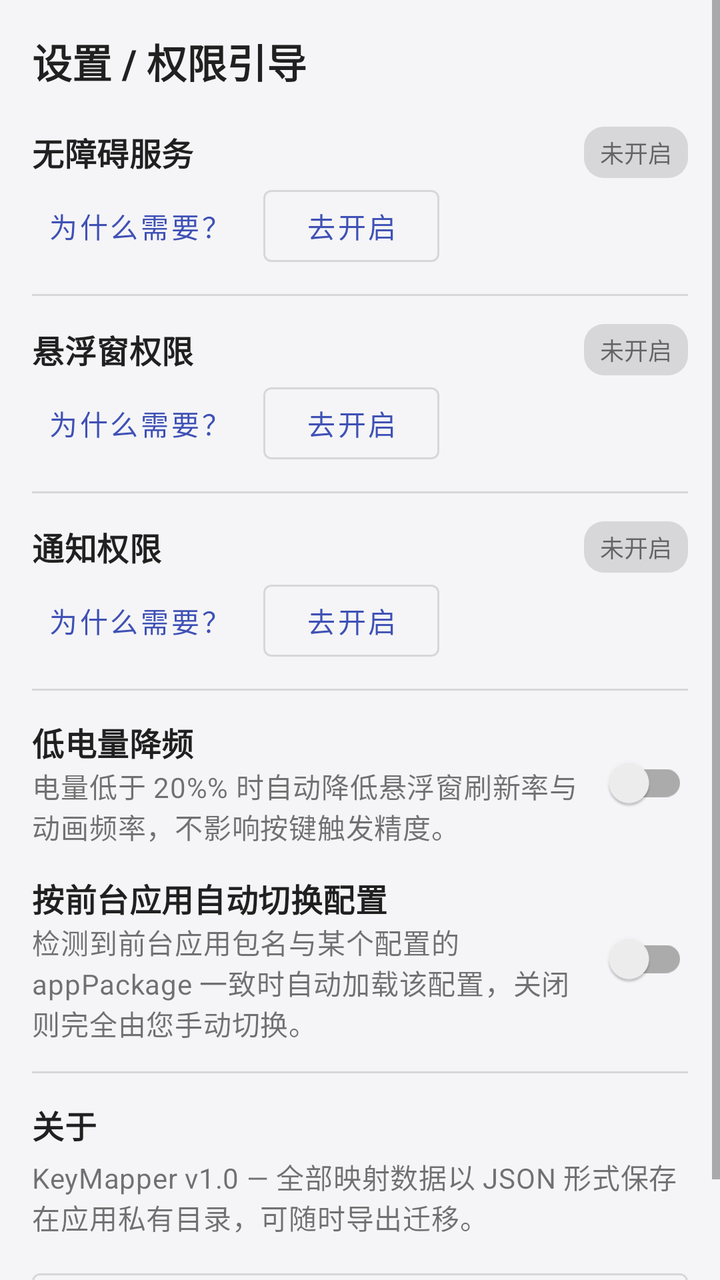
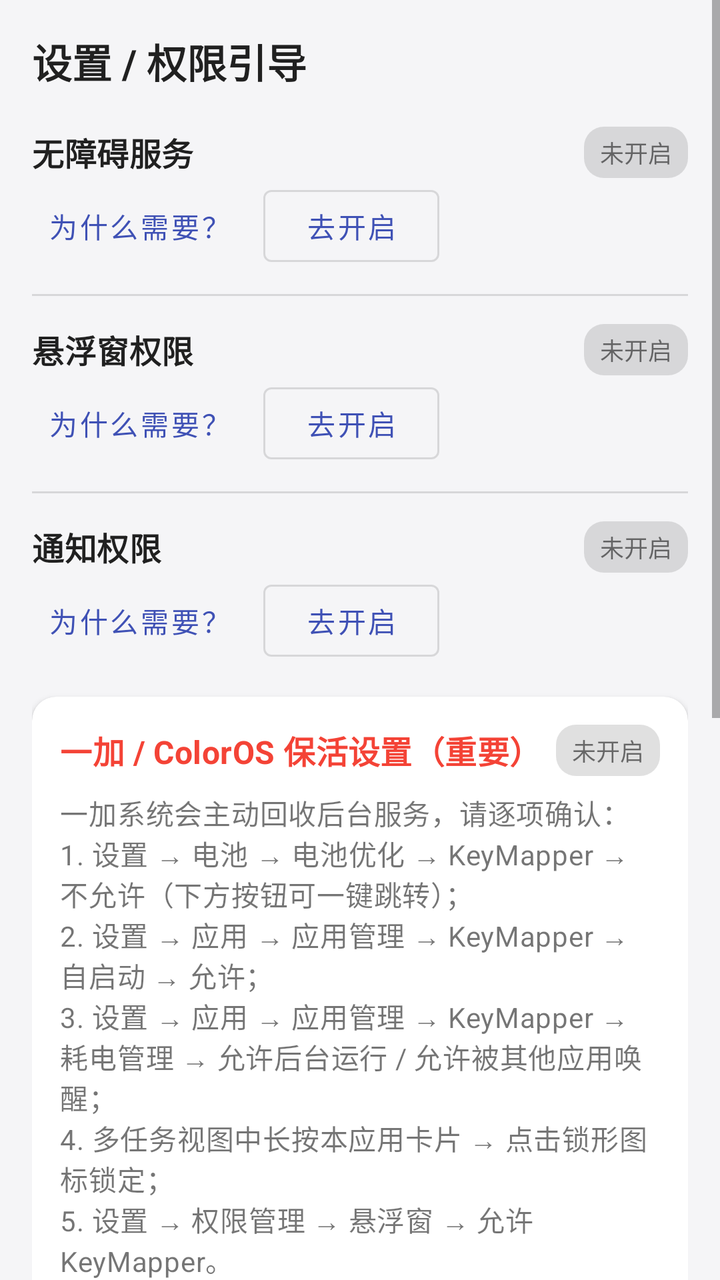

Screens rendered from an Android XML layout before and after an edit, with the pre-edit source and the edit as a unified diff.
<!-- AndroidManifest.xml: application theme Theme.KeyMapper -->
<!-- res/layout/activity_settings.xml -->
<?xml version="1.0" encoding="utf-8"?>
<ScrollView xmlns:android="http://schemas.android.com/apk/res/android"
    android:layout_width="match_parent"
    android:layout_height="match_parent"
    android:fillViewport="true">

    <LinearLayout
        android:layout_width="match_parent"
        android:layout_height="wrap_content"
        android:orientation="vertical"
        android:padding="16dp">

        <TextView
            android:layout_width="match_parent"
            android:layout_height="wrap_content"
            android:text="@string/title_settings"
            android:textColor="@color/text_primary"
            android:textSize="20sp"
            android:textStyle="bold" />

        
        <LinearLayout
            android:layout_width="match_parent"
            android:layout_height="wrap_content"
            android:layout_marginTop="18dp"
            android:gravity="center_vertical"
            android:orientation="horizontal">

            <TextView
                android:layout_width="0dp"
                android:layout_height="wrap_content"
                android:layout_weight="1"
                android:text="@string/perm_accessibility_title"
                android:textAppearance="@style/KeyMapper.SectionTitle" />

            <TextView
                android:id="@+id/tvAccessibilityStatus"
                android:layout_width="wrap_content"
                android:layout_height="wrap_content"
                android:background="@drawable/bg_status_chip"
                android:paddingStart="8dp"
                android:paddingTop="4dp"
                android:paddingEnd="8dp"
                android:paddingBottom="4dp"
                android:text="@string/not_granted"
                android:textSize="12sp" />

        </LinearLayout>

        <LinearLayout
            android:layout_width="match_parent"
            android:layout_height="wrap_content"
            android:orientation="horizontal">

            <com.google.android.material.button.MaterialButton
                android:id="@+id/btnWhyAccessibility"
                style="@style/Widget.MaterialComponents.Button.TextButton"
                android:layout_width="wrap_content"
                android:layout_height="wrap_content"
                android:text="@string/why_needed" />

            <com.google.android.material.button.MaterialButton
                android:id="@+id/btnAccessibility"
                style="@style/Widget.MaterialComponents.Button.OutlinedButton"
                android:layout_width="wrap_content"
                android:layout_height="wrap_content"
                android:layout_marginStart="8dp"
                android:text="@string/go_enable" />

        </LinearLayout>

        <View
            android:layout_width="match_parent"
            android:layout_height="1dp"
            android:layout_marginTop="10dp"
            android:background="@color/divider" />

        
        <LinearLayout
            android:layout_width="match_parent"
            android:layout_height="wrap_content"
            android:layout_marginTop="14dp"
            android:gravity="center_vertical"
            android:orientation="horizontal">

            <TextView
                android:layout_width="0dp"
                android:layout_height="wrap_content"
                android:layout_weight="1"
                android:text="@string/perm_overlay_title"
                android:textAppearance="@style/KeyMapper.SectionTitle" />

            <TextView
                android:id="@+id/tvOverlayStatus"
                android:layout_width="wrap_content"
                android:layout_height="wrap_content"
                android:background="@drawable/bg_status_chip"
                android:paddingStart="8dp"
                android:paddingTop="4dp"
                android:paddingEnd="8dp"
                android:paddingBottom="4dp"
                android:text="@string/not_granted"
                android:textSize="12sp" />

        </LinearLayout>

        <LinearLayout
            android:layout_width="match_parent"
            android:layout_height="wrap_content"
            android:orientation="horizontal">

            <com.google.android.material.button.MaterialButton
                android:id="@+id/btnWhyOverlay"
                style="@style/Widget.MaterialComponents.Button.TextButton"
                android:layout_width="wrap_content"
                android:layout_height="wrap_content"
                android:text="@string/why_needed" />

            <com.google.android.material.button.MaterialButton
                android:id="@+id/btnOverlay"
                style="@style/Widget.MaterialComponents.Button.OutlinedButton"
                android:layout_width="wrap_content"
                android:layout_height="wrap_content"
                android:layout_marginStart="8dp"
                android:text="@string/go_enable" />

        </LinearLayout>

        <View
            android:layout_width="match_parent"
            android:layout_height="1dp"
            android:layout_marginTop="10dp"
            android:background="@color/divider" />

        
        <LinearLayout
            android:layout_width="match_parent"
            android:layout_height="wrap_content"
            android:layout_marginTop="14dp"
            android:gravity="center_vertical"
            android:orientation="horizontal">

            <TextView
                android:layout_width="0dp"
                android:layout_height="wrap_content"
                android:layout_weight="1"
                android:text="@string/perm_notification_title"
                android:textAppearance="@style/KeyMapper.SectionTitle" />

            <TextView
                android:id="@+id/tvNotificationStatus"
                android:layout_width="wrap_content"
                android:layout_height="wrap_content"
                android:background="@drawable/bg_status_chip"
                android:paddingStart="8dp"
                android:paddingTop="4dp"
                android:paddingEnd="8dp"
                android:paddingBottom="4dp"
                android:text="@string/not_granted"
                android:textSize="12sp" />

        </LinearLayout>

        <LinearLayout
            android:layout_width="match_parent"
            android:layout_height="wrap_content"
            android:orientation="horizontal">

            <com.google.android.material.button.MaterialButton
                android:id="@+id/btnWhyNotification"
                style="@style/Widget.MaterialComponents.Button.TextButton"
                android:layout_width="wrap_content"
                android:layout_height="wrap_content"
                android:text="@string/why_needed" />

            <com.google.android.material.button.MaterialButton
                android:id="@+id/btnNotification"
                style="@style/Widget.MaterialComponents.Button.OutlinedButton"
                android:layout_width="wrap_content"
                android:layout_height="wrap_content"
                android:layout_marginStart="8dp"
                android:text="@string/go_enable" />

        </LinearLayout>

        <View
            android:layout_width="match_parent"
            android:layout_height="1dp"
            android:layout_marginTop="10dp"
            android:background="@color/divider" />

        
        <LinearLayout
            android:layout_width="match_parent"
            android:layout_height="wrap_content"
            android:layout_marginTop="14dp"
            android:gravity="center_vertical"
            android:orientation="horizontal">

            <LinearLayout
                android:layout_width="0dp"
                android:layout_height="wrap_content"
                android:layout_weight="1"
                android:orientation="vertical">

                <TextView
                    android:layout_width="match_parent"
                    android:layout_height="wrap_content"
                    android:text="@string/setting_low_battery_title"
                    android:textAppearance="@style/KeyMapper.SectionTitle" />

                <TextView
                    android:layout_width="match_parent"
                    android:layout_height="wrap_content"
                    android:text="@string/setting_low_battery_desc"
                    android:textAppearance="@style/KeyMapper.Body" />

            </LinearLayout>

            <androidx.appcompat.widget.SwitchCompat
                android:id="@+id/switchLowBattery"
                android:layout_width="wrap_content"
                android:layout_height="wrap_content" />

        </LinearLayout>

        
        <LinearLayout
            android:layout_width="match_parent"
            android:layout_height="wrap_content"
            android:layout_marginTop="14dp"
            android:gravity="center_vertical"
            android:orientation="horizontal">

            <LinearLayout
                android:layout_width="0dp"
                android:layout_height="wrap_content"
                android:layout_weight="1"
                android:orientation="vertical">

                <TextView
                    android:layout_width="match_parent"
                    android:layout_height="wrap_content"
                    android:text="@string/setting_auto_switch_title"
                    android:textAppearance="@style/KeyMapper.SectionTitle" />

                <TextView
                    android:layout_width="match_parent"
                    android:layout_height="wrap_content"
                    android:text="@string/setting_auto_switch_desc"
                    android:textAppearance="@style/KeyMapper.Body" />

            </LinearLayout>

            <androidx.appcompat.widget.SwitchCompat
                android:id="@+id/switchAutoSwitch"
                android:layout_width="wrap_content"
                android:layout_height="wrap_content" />

        </LinearLayout>

        <View
            android:layout_width="match_parent"
            android:layout_height="1dp"
            android:layout_marginTop="14dp"
            android:background="@color/divider" />

        
        <TextView
            android:id="@+id/tvMouseWheelStatus"
            android:layout_width="match_parent"
            android:layout_height="wrap_content"
            android:layout_marginTop="14dp"
            android:textAppearance="@style/KeyMapper.Body"
            android:visibility="gone" />

        <TextView
            android:layout_width="match_parent"
            android:layout_height="wrap_content"
            android:layout_marginTop="14dp"
            android:text="@string/setting_about_title"
            android:textAppearance="@style/KeyMapper.SectionTitle" />

        <TextView
            android:id="@+id/tvAbout"
            android:layout_width="match_parent"
            android:layout_height="wrap_content"
            android:layout_marginTop="4dp"
            android:text="@string/setting_about_desc"
            android:textAppearance="@style/KeyMapper.Body" />

        <com.google.android.material.button.MaterialButton
            android:id="@+id/btnOpenConfigPanel"
            style="@style/Widget.MaterialComponents.Button.OutlinedButton"
            android:layout_width="match_parent"
            android:layout_height="wrap_content"
            android:layout_marginTop="12dp"
            android:text="@string/btn_config_panel" />

    </LinearLayout>
</ScrollView>
<!-- resources referenced by this layout -->
<resources>
  <color name="divider">#1F000000</color>
  <color name="text_primary">#DE000000</color>
  <!-- drawable bg_status_chip (drawable) -->
  <?xml version="1.0" encoding="utf-8"?>
  <shape xmlns:android="http://schemas.android.com/apk/res/android"
      android:shape="rectangle">
      <solid android:color="#1F000000" />
      <corners android:radius="10dp" />
  </shape>
  <string name="btn_config_panel">配置管理</string>
  <string name="go_enable">去开启</string>
  <string name="not_granted">未开启</string>
  <string name="perm_accessibility_title">无障碍服务</string>
  <string name="perm_notification_title">通知权限</string>
  <string name="perm_overlay_title">悬浮窗权限</string>
  <string name="setting_about_desc">KeyMapper v1.0 — 全部映射数据以 JSON 形式保存在应用私有目录，可随时导出迁移。</string>
  <string name="setting_about_title">关于</string>
  <string name="setting_auto_switch_desc">检测到前台应用包名与某个配置的 appPackage 一致时自动加载该配置，关闭则完全由您手动切换。</string>
  <string name="setting_auto_switch_title">按前台应用自动切换配置</string>
  <string name="setting_low_battery_desc">电量低于 20%% 时自动降低悬浮窗刷新率与动画频率，不影响按键触发精度。</string>
  <string name="setting_low_battery_title">低电量降频</string>
  <string name="title_settings">设置 / 权限引导</string>
  <string name="why_needed">为什么需要？</string>
  <style name="KeyMapper.Body" parent="TextAppearance.MaterialComponents.Body2">
          <item name="android:textColor">@color/text_secondary</item>
      </style>
  <style name="KeyMapper.SectionTitle" parent="TextAppearance.MaterialComponents.Subtitle1">
          <item name="android:textColor">@color/text_primary</item>
          <item name="android:textStyle">bold</item>
      </style>
  <style name="Theme.KeyMapper" parent="Theme.MaterialComponents.DayNight.NoActionBar">
          <item name="colorPrimary">@color/primary</item>
          <item name="colorPrimaryDark">@color/primary_dark</item>
          <item name="colorAccent">@color/accent</item>
          <item name="colorSecondary">@color/accent</item>
          <item name="android:statusBarColor" tools:targetApi="21">@color/primary_dark</item>
          <item name="android:windowBackground">@color/background</item>
      </style>
  <color name="text_secondary">#8A000000</color>
  <color name="primary">#3F51B5</color>
  <color name="primary_dark">#303F9F</color>
  <color name="accent">#FF5722</color>
  <color name="background">#FFF5F5F7</color>
</resources>

<!-- the commit's change to res/layout/activity_settings.xml (unified diff, before → after) -->
@@ -1,5 +1,6 @@
 <?xml version="1.0" encoding="utf-8"?>
 <ScrollView xmlns:android="http://schemas.android.com/apk/res/android"
+    xmlns:app="http://schemas.android.com/apk/res-auto"
     android:layout_width="match_parent"
     android:layout_height="match_parent"
     android:fillViewport="true">
@@ -183,6 +184,74 @@
 
         </LinearLayout>
 
+        
+        <com.google.android.material.card.MaterialCardView
+            android:layout_width="match_parent"
+            android:layout_height="wrap_content"
+            android:layout_marginTop="14dp"
+            app:cardCornerRadius="12dp"
+            app:cardElevation="2dp"
+            app:contentPadding="14dp">
+
+            <LinearLayout
+                android:layout_width="match_parent"
+                android:layout_height="wrap_content"
+                android:orientation="vertical">
+
+                <LinearLayout
+                    android:layout_width="match_parent"
+                    android:layout_height="wrap_content"
+                    android:gravity="center_vertical"
+                    android:orientation="horizontal">
+
+                    <TextView
+                        android:layout_width="0dp"
+                        android:layout_height="wrap_content"
+                        android:layout_weight="1"
+                        android:text="@string/keepalive_guide_title"
+                        android:textAppearance="@style/KeyMapper.SectionTitle"
+                        android:textColor="@color/status_error"
+                        android:textStyle="bold" />
+
+                    <TextView
+                        android:id="@+id/tvBatteryOptStatus"
+                        android:layout_width="wrap_content"
+                        android:layout_height="wrap_content"
+                        android:background="@drawable/bg_status_chip"
+                        android:paddingStart="8dp"
+                        android:paddingTop="4dp"
+                        android:paddingEnd="8dp"
+                        android:paddingBottom="4dp"
+                        android:text="@string/not_granted"
+                        android:textSize="12sp" />
+
+                </LinearLayout>
+
+                <TextView
+                    android:layout_width="match_parent"
+                    android:layout_height="wrap_content"
+                    android:layout_marginTop="8dp"
+                    android:text="@string/keepalive_guide_body"
+                    android:textAppearance="@style/KeyMapper.Body" />
+
+                <com.google.android.material.button.MaterialButton
+                    android:id="@+id/btnBatteryOpt"
+                    style="@style/Widget.MaterialComponents.Button.OutlinedButton"
+                    android:layout_width="wrap_content"
+                    android:layout_height="wrap_content"
+                    android:layout_marginTop="10dp"
+                    android:text="@string/btn_disable_battery_opt" />
+
+                <com.google.android.material.button.MaterialButton
+                    android:id="@+id/btnWhyBattery"
+                    style="@style/Widget.MaterialComponents.Button.TextButton"
+                    android:layout_width="wrap_content"
+                    android:layout_height="wrap_content"
+                    android:text="@string/why_needed" />
+
+            </LinearLayout>
+        </com.google.android.material.card.MaterialCardView>
+
         <View
             android:layout_width="match_parent"
             android:layout_height="1dp"
<!-- resource entries referenced after the edit -->
@@ -1,6 +1,7 @@
 <!-- resources referenced by this layout -->
 <resources>
   <color name="divider">#1F000000</color>
+  <color name="status_error">#F44336</color>
   <color name="text_primary">#DE000000</color>
   <!-- drawable bg_status_chip (drawable) -->
   <?xml version="1.0" encoding="utf-8"?>
@@ -10,7 +11,10 @@
       <corners android:radius="10dp" />
   </shape>
   <string name="btn_config_panel">配置管理</string>
+  <string name="btn_disable_battery_opt">关闭电池优化</string>
   <string name="go_enable">去开启</string>
+  <string name="keepalive_guide_body">一加系统会主动回收后台服务，请逐项确认：\n1. 设置 → 电池 → 电池优化 → KeyMapper → 不允许（下方按钮可一键跳转）；\n2. 设置 → 应用 → 应用管理 → KeyMapper → 自启动 → 允许；\n3. 设置 → 应用 → 应用管理 → KeyMapper → 耗电管理 → 允许后台运行 / 允许被其他应用唤醒；\n4. 多任务视图中长按本应用卡片 → 点击锁形图标锁定；\n5. 设置 → 权限管理 → 悬浮窗 → 允许 KeyMapper。\n完成以上设置后，按键映射可长期稳定运行。</string>
+  <string name="keepalive_guide_title">一加 / ColorOS 保活设置（重要）</string>
   <string name="not_granted">未开启</string>
   <string name="perm_accessibility_title">无障碍服务</string>
   <string name="perm_notification_title">通知权限</string>
